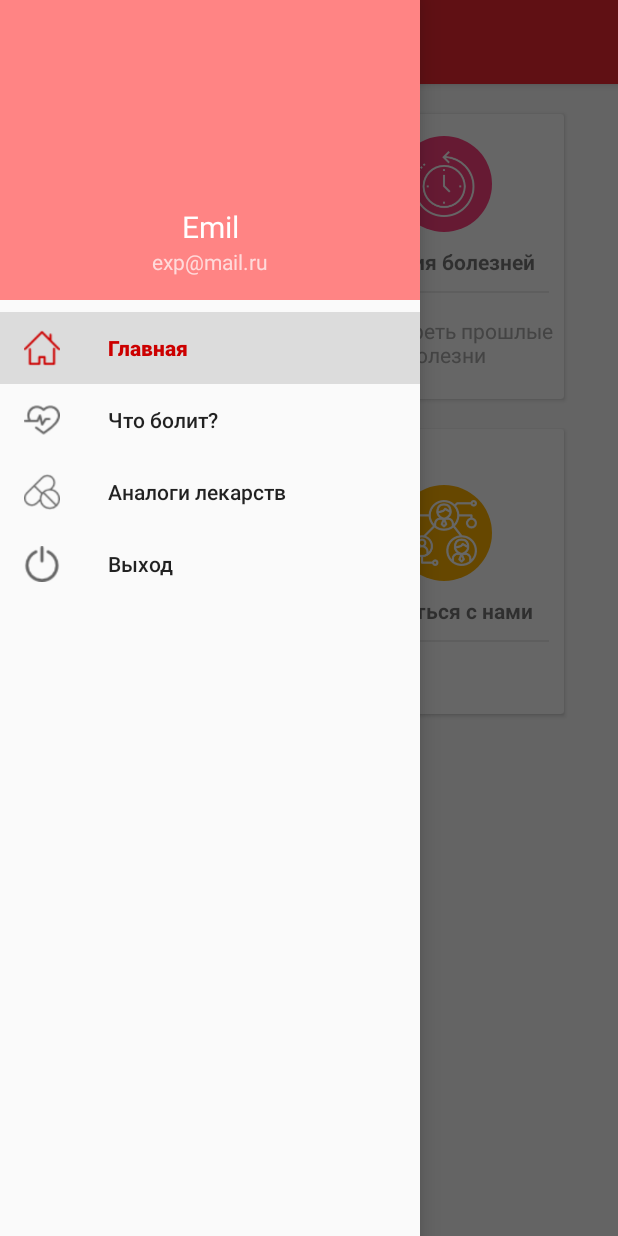
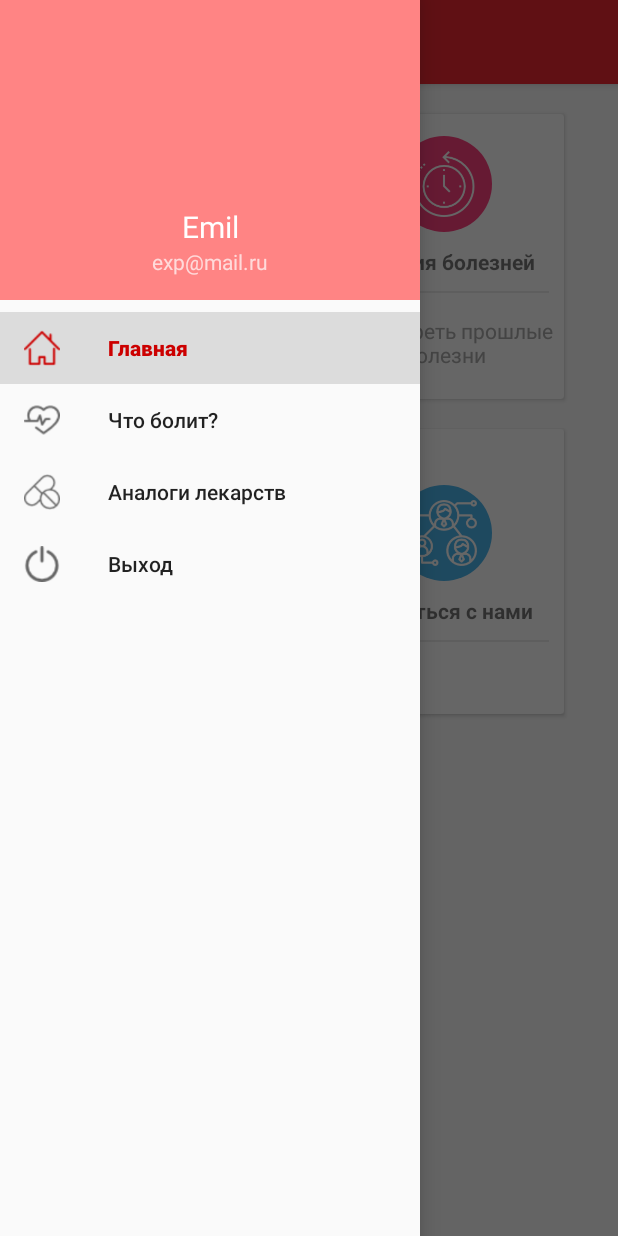
Before and after one commit to kamikhai/Pain_Search, an Android app: the screen it shows after launch once a user with an empty profile is signed in (DrawerActivity), with the side drawer open, on a phone screen of 412 x 824 dp. Run offline under Robolectric (Android 15) with nearby library versions, the phone set to English and light mode, and no system bars; our stand-ins replace Firebase (no records; nobody signed in at launch, a user with empty details on screens opened directly); 3 statements that could not run were skipped.

Commit message:
Настройка совместимости с проектом Эмиля

```diff
--- a/app/src/main/res/layout/fragment_main.xml
+++ b/app/src/main/res/layout/fragment_main.xml
@@ -162,13 +162,12 @@
             </android.support.v7.widget.CardView>
 
             <android.support.v7.widget.CardView
-                android:id="@+id/history_card"
+                android:id="@+id/connect_card"
                 android:layout_width="160dp"
                 android:layout_height="190dp"
                 android:layout_margin="10dp"
                 android:clickable="true"
-                android:foreground="?android:attr/selectableItemBackground"
-                tools:ignore="DuplicateIds">
+                android:foreground="?android:attr/selectableItemBackground">
 
                 <LinearLayout
                     android:layout_width="match_parent"
@@ -179,7 +178,7 @@
                     <ImageView
                         android:layout_width="64dp"
                         android:layout_height="64dp"
-                        android:background="@drawable/circleid_card"
+                        android:background="@drawable/buttons"
                         android:padding="10dp"
                         android:src="@drawable/connection" />
 
```
